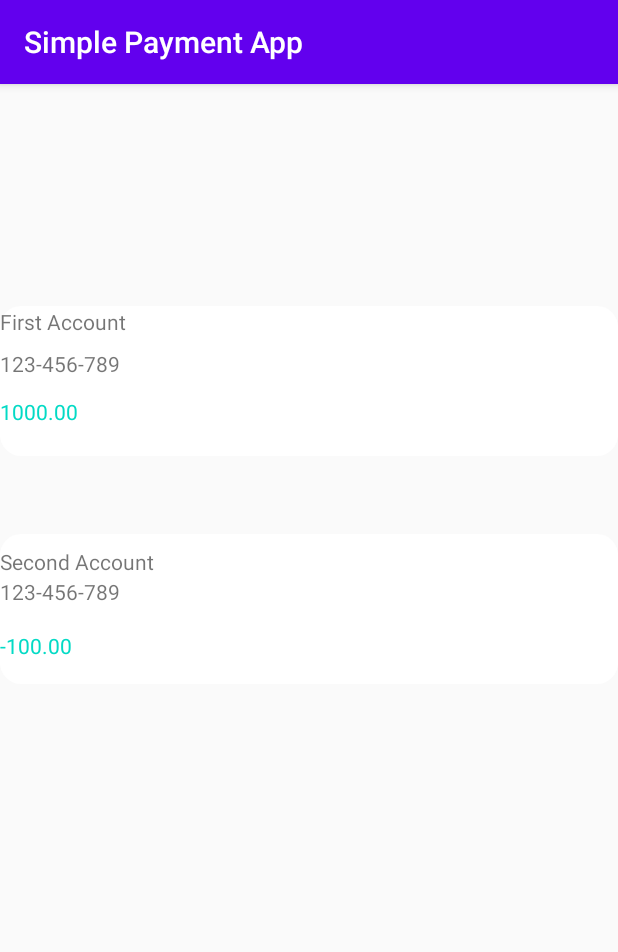
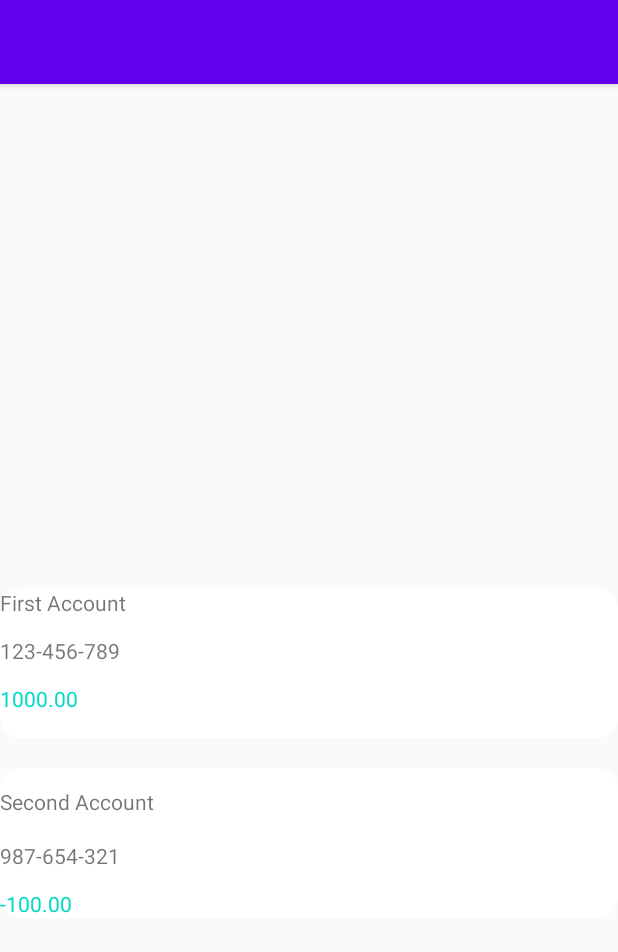
Before and after one commit to ngwako-dev/Simple-Payment-App, an Android app: the viewBalancesFragment screen opened through its navigation route, on a phone screen of 412 x 824 dp. Shown: the top 952 px of the screen. Run offline under Robolectric (Android 15) with nearby library versions, the phone set to English and light mode, and no system bars; our stand-ins replace navigation-ui.

```diff
--- a/app/src/main/res/layout/activity_main.xml
+++ b/app/src/main/res/layout/activity_main.xml
@@ -1,5 +1,5 @@
 <?xml version="1.0" encoding="utf-8"?>
-<androidx.constraintlayout.widget.ConstraintLayout
+<RelativeLayout
     xmlns:android="http://schemas.android.com/apk/res/android"
     xmlns:tools="http://schemas.android.com/tools"
     xmlns:app="http://schemas.android.com/apk/res-auto"
@@ -7,6 +7,9 @@
     android:layout_height="match_parent"
     tools:context=".MainActivity">
 
+<include
+    android:id="@+id/toolbar"
+    layout="@layout/toolbar"/>
     <!-- Include other widget or layout tags here. These are considered
             "child views" or "children" of the linear layout -->
 
@@ -18,4 +21,6 @@
         android:layout_weight="1"
         app:defaultNavHost="true"
         app:navGraph="@navigation/my_nav" />
-</androidx.constraintlayout.widget.ConstraintLayout>
+
+
+</RelativeLayout>
--- a/app/src/main/res/layout/fragment_home.xml
+++ b/app/src/main/res/layout/fragment_home.xml
@@ -3,6 +3,7 @@
     xmlns:tools="http://schemas.android.com/tools"
     android:layout_width="match_parent"
     android:layout_height="match_parent"
+    xmlns:app="http://schemas.android.com/apk/res-auto"
     tools:context=".homeFragment">
 
 
@@ -35,4 +36,6 @@
         android:textAlignment="center"
         android:textColor="@color/light"
         android:configChanges="orientation|screenSize"/>
+
+
 </FrameLayout>
--- a/app/src/main/res/layout/fragment_view_balances.xml
+++ b/app/src/main/res/layout/fragment_view_balances.xml
@@ -12,98 +12,117 @@
         android:id="@+id/firstAccount"
         android:layout_width="match_parent"
         android:layout_height="wrap_content"
-        android:layout_marginBottom="368dp"
+        android:layout_marginTop="171dp"
+        android:layout_marginBottom="120dp"
         android:background="@drawable/customize"
         android:ems="10"
         android:importantForAutofill="no"
-        android:inputType="textPersonName"
-        android:minLines="3"
-        app:layout_constraintBottom_toBottomOf="parent"
+        android:maxLines="3"
+        app:layout_constraintBottom_toBottomOf="@id/secondAccount"
         app:layout_constraintHorizontal_bias="1.0"
         app:layout_constraintLeft_toLeftOf="parent"
-        app:layout_constraintRight_toRightOf="parent" />
+        app:layout_constraintRight_toRightOf="parent"
+        app:layout_constraintTop_toTopOf="parent"
+        app:layout_constraintVertical_bias="1.0" />
+
+
+    <TextView
+        android:id="@+id/accountHolder1"
+        android:layout_width="match_parent"
+        android:layout_height="wrap_content"
+        android:layout_marginBottom="384dp"
+        android:text="@string/first_account"
+        app:layout_constraintBottom_toBottomOf="@id/firstAccount"
+        app:layout_constraintHorizontal_bias="0.0"
+        app:layout_constraintLeft_toLeftOf="parent"
+        app:layout_constraintRight_toRightOf="parent"
+        app:layout_constraintTop_toTopOf="@+id/firstAccount"
+        app:layout_constraintVertical_bias="0.0" />
+
+    <TextView
+        android:id="@+id/accountNumber1"
+        android:layout_width="match_parent"
+        android:layout_height="wrap_content"
+        android:layout_marginTop="32dp"
+        android:layout_marginBottom="50dp"
+        android:text="@string/_123_456_789"
+        app:layout_constraintBottom_toBottomOf="@id/firstAccount"
+        app:layout_constraintHorizontal_bias="0.0"
+        app:layout_constraintLeft_toLeftOf="parent"
+        app:layout_constraintRight_toRightOf="parent"
+        app:layout_constraintTop_toTopOf="@+id/accountHolder1"
+        app:layout_constraintVertical_bias="0.0" />
+
+    <TextView
+        android:id="@+id/balanceOfAccountNumber1"
+        android:layout_width="match_parent"
+        android:layout_height="wrap_content"
+        android:layout_marginTop="32dp"
+        android:layout_marginBottom="300dp"
+        android:text="@string/_1000_00"
+        android:textColor="@color/colorAccent"
+        app:layout_constraintBottom_toBottomOf="@id/firstAccount"
+        app:layout_constraintHorizontal_bias="0.0"
+        app:layout_constraintLeft_toLeftOf="parent"
+        app:layout_constraintRight_toRightOf="parent"
+        app:layout_constraintTop_toTopOf="@+id/accountNumber1"
+        app:layout_constraintVertical_bias="0.0" />
 
     <TextView
         android:id="@+id/secondAccount"
         android:layout_width="match_parent"
         android:layout_height="wrap_content"
-        android:layout_marginBottom="520dp"
+        android:layout_marginBottom="212dp"
         android:background="@drawable/customize"
         android:ems="10"
         android:importantForAutofill="no"
-        android:inputType="textPersonName"
-        android:maxLines="3"
+        android:minLines="3"
         app:layout_constraintBottom_toBottomOf="parent"
         app:layout_constraintHorizontal_bias="0.0"
         app:layout_constraintLeft_toLeftOf="parent"
-        app:layout_constraintRight_toRightOf="parent" />
+        app:layout_constraintRight_toRightOf="parent"
+        app:layout_constraintTop_toBottomOf="@+id/firstAccount"
+        app:layout_constraintVertical_bias="1.0" />
 
     <TextView
-        android:id="@+id/textView2"
+        android:id="@+id/accountHolder2"
+        android:layout_width="0dp"
+        android:layout_height="wrap_content"
+        android:layout_marginBottom="56dp"
+        android:text="@string/second_account"
+        app:layout_constraintBottom_toBottomOf="@id/secondAccount"
+        app:layout_constraintHorizontal_bias="0.0"
+        app:layout_constraintLeft_toLeftOf="parent"
+        app:layout_constraintRight_toRightOf="parent"
+        app:layout_constraintTop_toTopOf="@+id/secondAccount"
+        app:layout_constraintTop_toBottomOf="@+id/secondAccount" />
+
+    <TextView
+        android:id="@+id/accountNumber2"
         android:layout_width="match_parent"
         android:layout_height="wrap_content"
-        android:layout_marginBottom="600dp"
-        android:text="First Account"
-        app:layout_constraintBottom_toBottomOf="parent"
-        app:layout_constraintHorizontal_bias="1.0"
+        android:layout_marginBottom="32dp"
+        android:text="@string/_987_654_321"
+        app:layout_constraintBottom_toBottomOf="@id/secondAccount"
+        app:layout_constraintHorizontal_bias="0.0"
         app:layout_constraintLeft_toLeftOf="parent"
-        app:layout_constraintRight_toRightOf="parent" />
+        app:layout_constraintRight_toRightOf="parent"
+        app:layout_constraintTop_toTopOf="@+id/accountHolder2"
+        app:layout_constraintVertical_bias="1.0" />
 
     <TextView
-        android:id="@+id/textView3"
-        android:layout_width="match_parent"
+        android:id="@+id/balanceOfAccountNumber2"
+        android:layout_width="0dp"
         android:layout_height="wrap_content"
-        android:layout_marginBottom="420dp"
-        android:text="123-456-789"
-        app:layout_constraintBottom_toBottomOf="parent"
+        android:layout_marginTop="32dp"
+        android:layout_marginBottom="32dp"
+        android:text="@string/_100_00"
+        android:textColor="@color/colorAccent"
+        app:layout_constraintBottom_toBottomOf="@id/secondAccount"
         app:layout_constraintHorizontal_bias="0.0"
         app:layout_constraintLeft_toLeftOf="parent"
-        app:layout_constraintRight_toRightOf="parent" />
-
-    <TextView
-        android:id="@+id/textView4"
-        android:layout_width="match_parent"
-        android:layout_height="wrap_content"
-        android:layout_marginBottom="540dp"
-        android:text="1000.00"
-        android:textColor="@color/colorAccent"
-        app:layout_constraintBottom_toBottomOf="parent"
-        app:layout_constraintHorizontal_bias="0.0"
-        app:layout_constraintLeft_toLeftOf="parent"
-        app:layout_constraintRight_toRightOf="parent" />
-
-    <TextView
-        android:id="@+id/textView5"
-        android:layout_width="wrap_content"
-        android:layout_height="wrap_content"
-        android:layout_marginBottom="440dp"
-        android:text="Second Account"
-        app:layout_constraintBottom_toBottomOf="parent"
-        app:layout_constraintHorizontal_bias="0.0"
-        app:layout_constraintLeft_toLeftOf="parent"
-        app:layout_constraintRight_toRightOf="parent" />
-
-    <TextView
-        android:id="@+id/textView6"
-        android:layout_width="match_parent"
-        android:layout_height="wrap_content"
-        android:layout_marginBottom="572dp"
-        android:text="123-456-789"
-        app:layout_constraintBottom_toBottomOf="parent"
-        app:layout_constraintHorizontal_bias="0.0"
-        app:layout_constraintLeft_toLeftOf="parent"
-        app:layout_constraintRight_toRightOf="parent" />
-
-    <TextView
-        android:id="@+id/textView7"
-        android:layout_width="0dp"
-        android:layout_height="wrap_content"
-        android:layout_marginBottom="384dp"
-        android:text="-100.00"
-        android:textColor="@color/colorAccent"
-        app:layout_constraintBottom_toBottomOf="parent"
-        app:layout_constraintHorizontal_bias="0.0"
-        app:layout_constraintLeft_toLeftOf="parent"
-        app:layout_constraintRight_toRightOf="parent" />
+        app:layout_constraintRight_toRightOf="parent"
+        app:layout_constraintTop_toTopOf="@+id/accountNumber2"
+        app:layout_constraintVertical_bias="0.0" />
 
 </androidx.constraintlayout.widget.ConstraintLayout>
--- /dev/null
+++ b/app/src/main/res/layout/toolbar.xml
@@ -0,0 +1,9 @@
+<?xml version="1.0" encoding="utf-8"?>
+<androidx.appcompat.widget.Toolbar xmlns:android="http://schemas.android.com/apk/res/android"
+    android:layout_width="match_parent"
+    android:layout_height="wrap_content"
+    android:background="@color/colorPrimary"
+    android:elevation="4dp">
+
+
+</androidx.appcompat.widget.Toolbar>
--- /dev/null
+++ b/app/src/main/res/menu/tool.xml
@@ -0,0 +1,9 @@
+<?xml version="1.0" encoding="utf-8"?>
+<menu xmlns:android="http://schemas.android.com/apk/res/android"
+    xmlns:app="http://schemas.android.com/apk/res-auto">
+<item android:id="@+id/item1"
+    android:title="next"
+    app:showAsAction="ifRoom"/>
+
+
+</menu>
--- a/app/src/main/res/values/strings.xml
+++ b/app/src/main/res/values/strings.xml
@@ -10,5 +10,11 @@
     <string name="from_account_number">From account number</string>
     <string name="Amount">"Amount "</string>
     <string name="disclaimer">DISCLAIMER</string>
+    <string name="first_account">First Account</string>
+    <string name="_123_456_789">123-456-789</string>
+    <string name="_1000_00">1000.00</string>
+    <string name="second_account">Second Account</string>
+    <string name="_987_654_321">987-654-321</string>
+    <string name="_100_00">-100.00</string>
 
 </resources>
--- a/app/src/main/res/values/styles.xml
+++ b/app/src/main/res/values/styles.xml
@@ -1,6 +1,6 @@
 <resources>
     <!-- Base application theme. -->
-    <style name="AppTheme" parent="Theme.AppCompat.Light.DarkActionBar">
+    <style name="AppTheme" parent="Theme.AppCompat.Light.NoActionBar">
 
         <!-- Customize your theme here. -->
         <item name="colorPrimary">@color/colorPrimary</item>
--- a/build.gradle
+++ b/build.gradle
@@ -6,7 +6,7 @@ buildscript {
         jcenter()
     }
     dependencies {
-        classpath "com.android.tools.build:gradle:4.0.1"
+        classpath 'com.android.tools.build:gradle:4.1.0'
         classpath "org.jetbrains.kotlin:kotlin-gradle-plugin:$kotlin_version"
 
         // NOTE: Do not place your application dependencies here; they belong
```
Also changed, not shown: gradle/wrapper/gradle-wrapper.properties, 250 other files.
